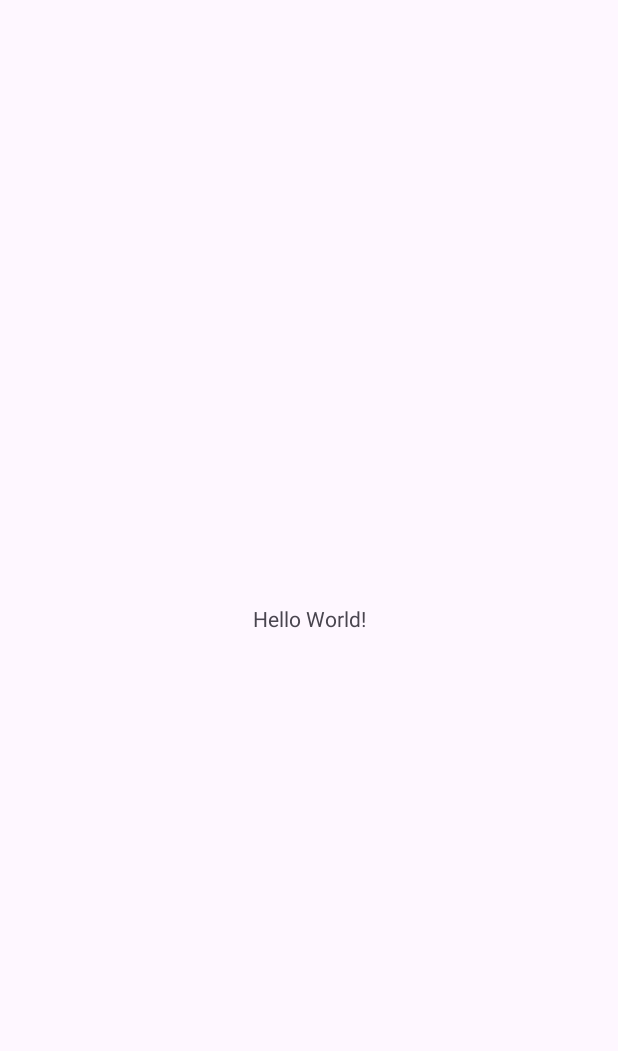
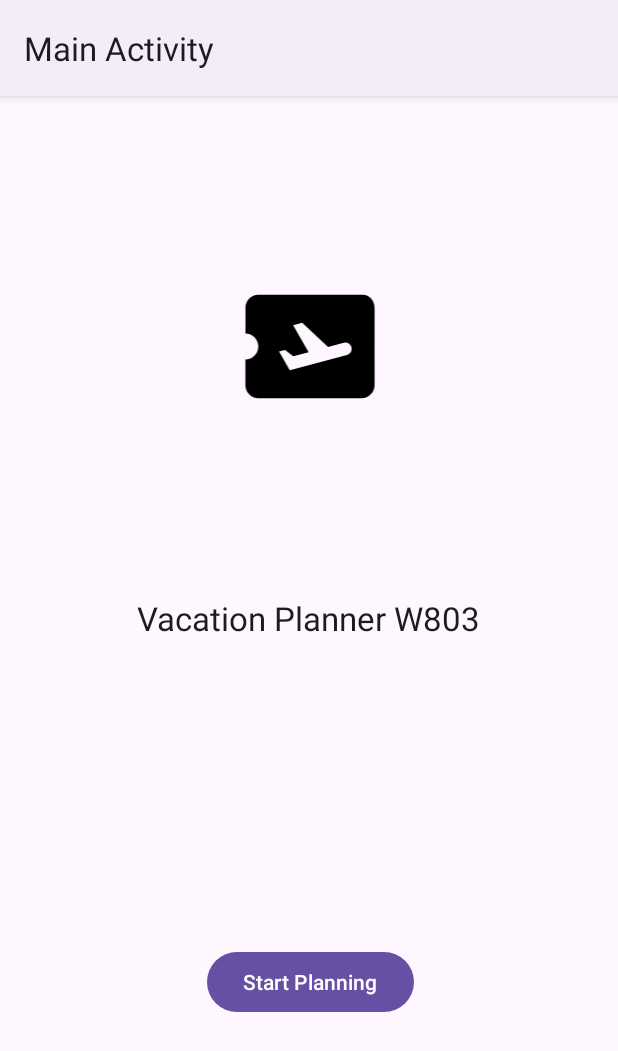
Before and after one commit to jvittoni/Android_Vacation_Planner, an Android app: the screen it shows after launch (MainActivity), on a phone screen of 412 x 824 dp. Before the commit the part shown is almost empty. Shown: the top 1051 px of the screen. Run offline under Robolectric (Android 15) with nearby library versions, the phone set to English and light mode, and no system bars.

Commit message:
Webinar 1 Complete

```diff
--- /dev/null
+++ b/app/src/main/java/com/example/w803vacation/UI/MainActivity.java
@@ -0,0 +1,34 @@
+package com.example.w803vacation.UI;
+
+import android.content.Intent;
+import android.os.Bundle;
+import android.view.View;
+import android.widget.Button;
+
+import androidx.activity.EdgeToEdge;
+import androidx.appcompat.app.AppCompatActivity;
+import androidx.core.graphics.Insets;
+import androidx.core.view.ViewCompat;
+import androidx.core.view.WindowInsetsCompat;
+
+import com.example.w803vacation.R;
+
+public class MainActivity extends AppCompatActivity {
+
+    @Override
+    protected void onCreate(Bundle savedInstanceState) {
+        super.onCreate(savedInstanceState);
+        EdgeToEdge.enable(this);
+        setContentView(R.layout.activity_main);
+        Button button=findViewById(R.id.button);
+        button.setOnClickListener(new View.OnClickListener(){
+
+            @Override
+            public void onClick(View v) {
+                Intent intent=new Intent(MainActivity.this, VacationList.class);
+                intent.putExtra("test", "Information sent");
+                startActivity(intent);
+            }
+        });
+    }
+}
--- /dev/null
+++ b/app/src/main/res/drawable/baseline_add_box_24.xml
@@ -0,0 +1,5 @@
+<vector xmlns:android="http://schemas.android.com/apk/res/android" android:height="24dp" android:tint="#000000" android:viewportHeight="24" android:viewportWidth="24" android:width="24dp">
+
+    <path android:fillColor="@android:color/white" android:pathData="M19,3L5,3c-1.11,0 -2,0.9 -2,2v14c0,1.1 0.89,2 2,2h14c1.1,0 2,-0.9 2,-2L21,5c0,-1.1 -0.9,-2 -2,-2zM17,13h-4v4h-2v-4L7,13v-2h4L11,7h2v4h4v2z"/>
+
+</vector>
--- /dev/null
+++ b/app/src/main/res/drawable/baseline_airplane_ticket_24.xml
@@ -0,0 +1,5 @@
+<vector xmlns:android="http://schemas.android.com/apk/res/android" android:autoMirrored="true" android:height="24dp" android:tint="#000000" android:viewportHeight="24" android:viewportWidth="24" android:width="24dp">
+
+    <path android:fillColor="@android:color/white" android:pathData="M20.19,4H4C2.9,4 2.01,4.9 2.01,6v4C3.11,10 4,10.9 4,12s-0.89,2 -2,2v4c0,1.1 0.9,2 2,2h16c1.1,0 2,-0.9 2,-2V6C22,4.9 21.19,4 20.19,4zM17.73,13.3l-8.86,2.36l-1.66,-2.88l0.93,-0.25l1.26,0.99l2.39,-0.64l-2.4,-4.16l1.4,-0.38l4.01,3.74l2.44,-0.65c0.51,-0.14 1.04,0.17 1.18,0.68C18.55,12.62 18.25,13.15 17.73,13.3z"/>
+
+</vector>
--- a/app/src/main/res/layout/activity_main.xml
+++ b/app/src/main/res/layout/activity_main.xml
@@ -5,15 +5,42 @@
     android:id="@+id/main"
     android:layout_width="match_parent"
     android:layout_height="match_parent"
-    tools:context=".MainActivity">
+    tools:context=".UI.MainActivity">
 
     <TextView
+        android:id="@+id/textView"
         android:layout_width="wrap_content"
         android:layout_height="wrap_content"
-        android:text="Hello World!"
+        android:text="Vacation Planner W803"
+        android:textAppearance="@style/TextAppearance.AppCompat.Large"
         app:layout_constraintBottom_toBottomOf="parent"
         app:layout_constraintEnd_toEndOf="parent"
         app:layout_constraintStart_toStartOf="parent"
         app:layout_constraintTop_toTopOf="parent" />
 
+    <Button
+        android:id="@+id/button"
+        android:layout_width="wrap_content"
+        android:layout_height="48dp"
+        android:layout_marginStart="161dp"
+        android:layout_marginEnd="160dp"
+        android:layout_marginBottom="145dp"
+        android:text="Start Planning"
+        app:layout_constraintBottom_toBottomOf="parent"
+        app:layout_constraintEnd_toEndOf="parent"
+        app:layout_constraintStart_toStartOf="parent" />
+
+    <ImageView
+        android:id="@+id/imageView"
+        android:layout_width="125dp"
+        android:layout_height="103dp"
+        android:layout_marginStart="144dp"
+        android:layout_marginTop="179dp"
+        android:layout_marginEnd="143dp"
+        android:contentDescription="AirplaneTicket"
+        android:src="@drawable/baseline_airplane_ticket_24"
+        app:layout_constraintEnd_toEndOf="parent"
+        app:layout_constraintStart_toStartOf="parent"
+        app:layout_constraintTop_toTopOf="parent" />
+
 </androidx.constraintlayout.widget.ConstraintLayout>
--- a/app/src/main/res/values-night/themes.xml
+++ b/app/src/main/res/values-night/themes.xml
@@ -1,6 +1,6 @@
 <resources xmlns:tools="http://schemas.android.com/tools">
     <!-- Base application theme. -->
-    <style name="Base.Theme.W803Vacation" parent="Theme.Material3.DayNight.NoActionBar">
+    <style name="Base.Theme.W803Vacation" parent="Theme.Material3.DayNight">
         <!-- Customize your dark theme here. -->
         <!-- <item name="colorPrimary">@color/my_dark_primary</item> -->
     </style>
--- a/app/src/main/res/values/themes.xml
+++ b/app/src/main/res/values/themes.xml
@@ -1,6 +1,6 @@
 <resources xmlns:tools="http://schemas.android.com/tools">
     <!-- Base application theme. -->
-    <style name="Base.Theme.W803Vacation" parent="Theme.Material3.DayNight.NoActionBar">
+    <style name="Base.Theme.W803Vacation" parent="Theme.Material3.DayNight">
         <!-- Customize your light theme here. -->
         <!-- <item name="colorPrimary">@color/my_light_primary</item> -->
     </style>
```
Also changed, not shown: app/src/main/AndroidManifest.xml (+18 -2 lines), app/src/main/java/com/example/w803vacation/UI/ExcursionDetails.java (renamed from app/src/main/java/com/example/w803vacation/MainActivity.java, +5 -3 lines), app/src/main/java/com/example/w803vacation/UI/VacationDetails.java (added, +32 -0 lines), app/src/main/java/com/example/w803vacation/UI/VacationList.java (added, +58 -0 lines), app/src/main/res/layout/activity_excursion_details.xml (added, +10 -0 lines), app/src/main/res/layout/activity_vacation_details.xml (added, +64 -0 lines), app/src/main/res/layout/activity_vacation_list.xml (added, +22 -0 lines), app/src/main/res/menu/menu_vacation_list.xml (added, +10 -0 lines).
